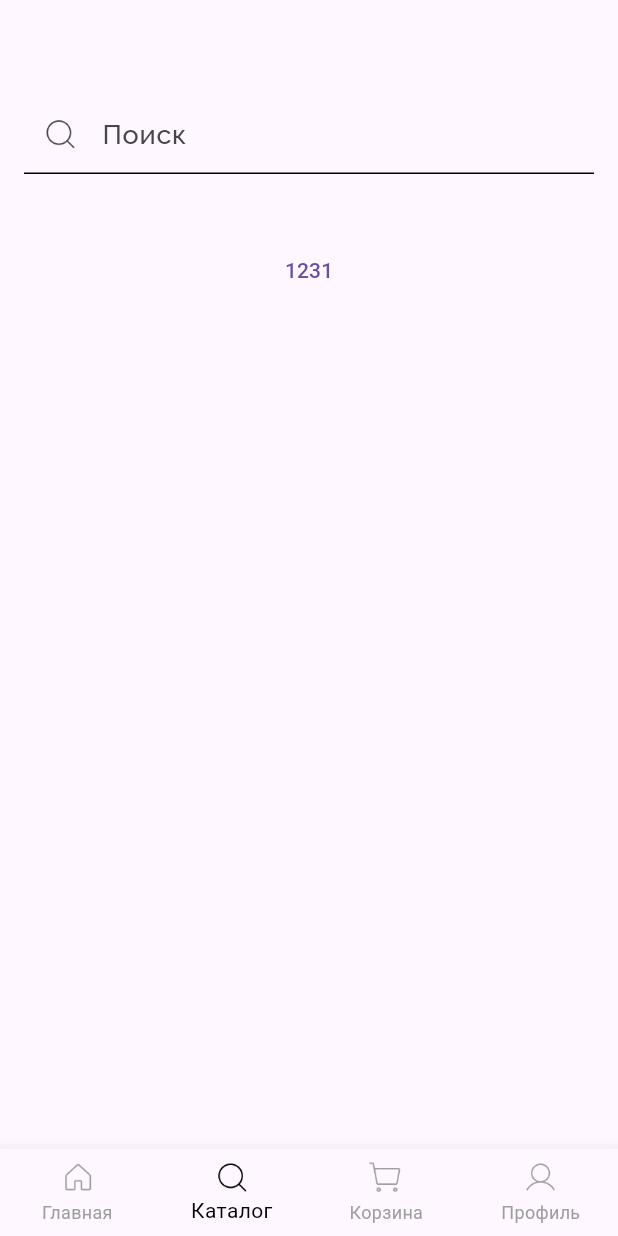
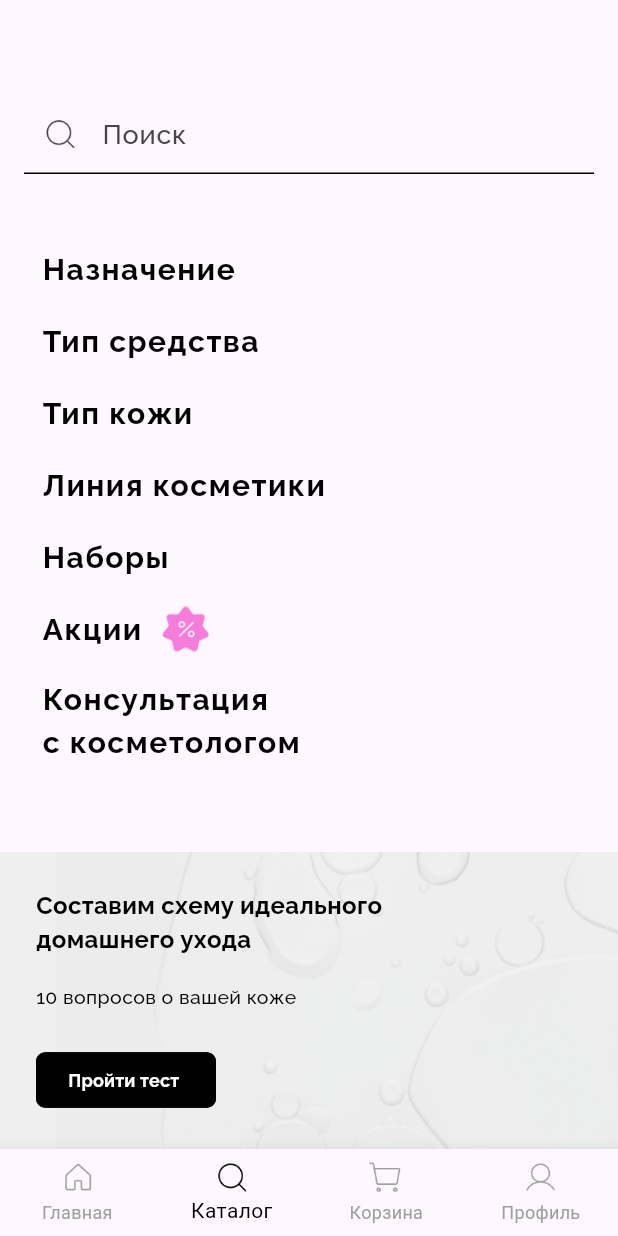
Before and after one commit to DenUP/cosmetics_app, a Flutter app: the screen it shows after launch, item 2 of the bottom bar chosen, on a phone screen of 412 x 824 dp. Run offline on Flutter 3.47's test engine with Material 3 defaults, Android fonts, the phone set to English and light mode, and no system bars.

Commit message:
modif: Katalog -> navigator

```diff
--- a/lib/app.dart
+++ b/lib/app.dart
@@ -1,5 +1,7 @@
+import 'package:cosmetics_app/screen/katalog.dart';
 import 'package:cosmetics_app/screen/main_list.dart';
 import 'package:cosmetics_app/screen/main_navigation.dart';
+import 'package:cosmetics_app/screen/type_kosha.dart';
 import 'package:flutter/material.dart';
 
 class App extends StatelessWidget {
@@ -13,6 +15,8 @@ class App extends StatelessWidget {
       routes: {
         '/': (context) => const MainNavigation(),
         '/main': (context) => const MainList(),
+        '/katalog': (context) => const Katalog(),
+        '/katalog/type': (context) => const TypeKosha(),
       },
     );
   }
--- a/lib/screen/katalog.dart
+++ b/lib/screen/katalog.dart
@@ -1,4 +1,7 @@
 import 'package:cosmetics_app/core/app_color.dart';
+import 'package:cosmetics_app/data/list_menu_main.dart';
+import 'package:cosmetics_app/widgets/app_button.dart';
+import 'package:cosmetics_app/widgets/list_menu_widget.dart';
 import 'package:flutter/material.dart';
 
 class Katalog extends StatelessWidget {
@@ -18,6 +21,10 @@ class Katalog extends StatelessWidget {
               height: 40,
             ),
             ListMenuCatalog(),
+            SizedBox(
+              height: 50,
+            ),
+            QuestionWidget(),
           ],
         ),
       ),
@@ -66,11 +73,92 @@ class ListMenuCatalog extends StatelessWidget {
 
   @override
   Widget build(BuildContext context) {
+    final listMenu = getListMenuMain();
     return Padding(
-      padding: const EdgeInsets.symmetric(horizontal: 16),
-      child: Column(
-        children: [TextButton(onPressed: () {}, child: Text('1231'))],
-      ),
+        padding: const EdgeInsets.symmetric(horizontal: 16),
+        child: Column(
+          children: [
+            ListMenuWidget(
+              listMenu: listMenu,
+              fontSize: 20,
+              onPressedd: () =>
+                  Navigator.of(context).pushNamed('/katalog/type'),
+            ),
+          ],
+        ));
+  }
+}
+
+class QuestionWidget extends StatelessWidget {
+  const QuestionWidget({super.key});
+
+  @override
+  Widget build(BuildContext context) {
+    return Column(
+      children: [
+        Container(
+          height: 200,
+          width: double.infinity,
+          decoration: const BoxDecoration(
+            color: AppColor.backgroundQuestino,
+          ),
+          child: Stack(
+            children: [
+              Positioned(
+                top: 0,
+                right: 0,
+                child:
+                    Image.asset('assets/img/questions/background_question.png'),
+              ),
+              const SizedBox(
+                height: 65,
+              ),
+              const Positioned.fill(
+                  top: 24,
+                  left: 24,
+                  bottom: 24,
+                  child: Column(
+                    mainAxisAlignment: MainAxisAlignment.spaceBetween,
+                    crossAxisAlignment: CrossAxisAlignment.start,
+                    children: [
+                      Text(
+                        'Составим схему идеального \nдомашнего ухода',
+                        style: TextStyle(
+                            fontSize: 16,
+                            fontWeight: FontWeight.bold,
+                            color: Colors.black,
+                            fontFamily: 'Raleway'),
+                      ),
+                      SizedBox(
+                        height: 12,
+                      ),
+                      Spacer(),
+                      Text(
+                        '10 вопросов о вашей коже',
+                        style: TextStyle(
+                            fontSize: 13,
+                            fontWeight: FontWeight.w500,
+                            color: Colors.black,
+                            fontFamily: 'Raleway'),
+                      ),
+                      SizedBox(
+                        height: 16,
+                      ),
+                      Spacer(),
+                      AppButton(
+                        text: 'Пройти тест ',
+                        background: Colors.black,
+                        border: Colors.black,
+                        textIsWhite: true,
+                        radius: 6,
+                        textSize: 12,
+                      )
+                    ],
+                  )),
+            ],
+          ),
+        ),
+      ],
     );
   }
 }
--- /dev/null
+++ b/lib/screen/type_kosha.dart
@@ -0,0 +1,10 @@
+import 'package:flutter/material.dart';
+
+class TypeKosha extends StatelessWidget {
+  const TypeKosha({super.key});
+
+  @override
+  Widget build(BuildContext context) {
+    return const Placeholder();
+  }
+}
--- a/lib/widgets/list_menu_widget.dart
+++ b/lib/widgets/list_menu_widget.dart
@@ -12,29 +12,35 @@ class ListMenuWidget extends StatelessWidget {
     this.onPressedd,
   });
 
-  void NullCallback() {
-    return;
-  }
-
   @override
   Widget build(BuildContext context) {
     return ListView.builder(
+      padding: const EdgeInsets.symmetric(vertical: 0, horizontal: 0),
+      // itemExtent: 52,
+      shrinkWrap: true,
+      scrollDirection: Axis.vertical,
       itemCount: listMenu.length,
       itemBuilder: (context, index) {
         return Row(
+          mainAxisSize: MainAxisSize.max,
           children: [
             TextButton(
-                onPressed: onPressedd ?? NullCallback,
+                onPressed: onPressedd,
                 child: Text(
                   listMenu[index].title,
                   style: TextStyle(
-                      fontSize: fontSize,
-                      fontWeight: FontWeight.w500,
-                      color: Colors.black,
-                      fontFamily: 'Raleway'),
+                    letterSpacing: 1,
+                    fontSize: fontSize,
+                    fontWeight: FontWeight.w600,
+                    color: Colors.black,
+                    fontFamily: 'Raleway',
+                  ),
                 )),
             listMenu[index].isStocks == true
-                ? Image.asset('assets/img/stocks/stock_purple.png')
+                ? Image.asset(
+                    'assets/img/stocks/stock_purple.png',
+                    width: MediaQuery.of(context).size.width / 12,
+                  )
                 : const SizedBox(),
           ],
         );
```
